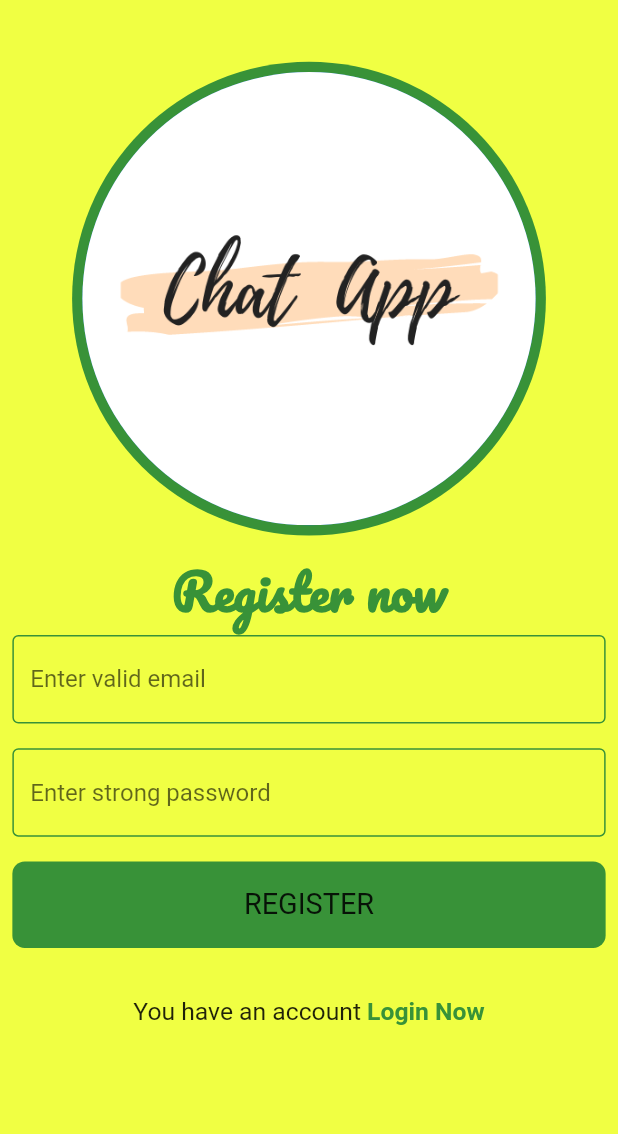
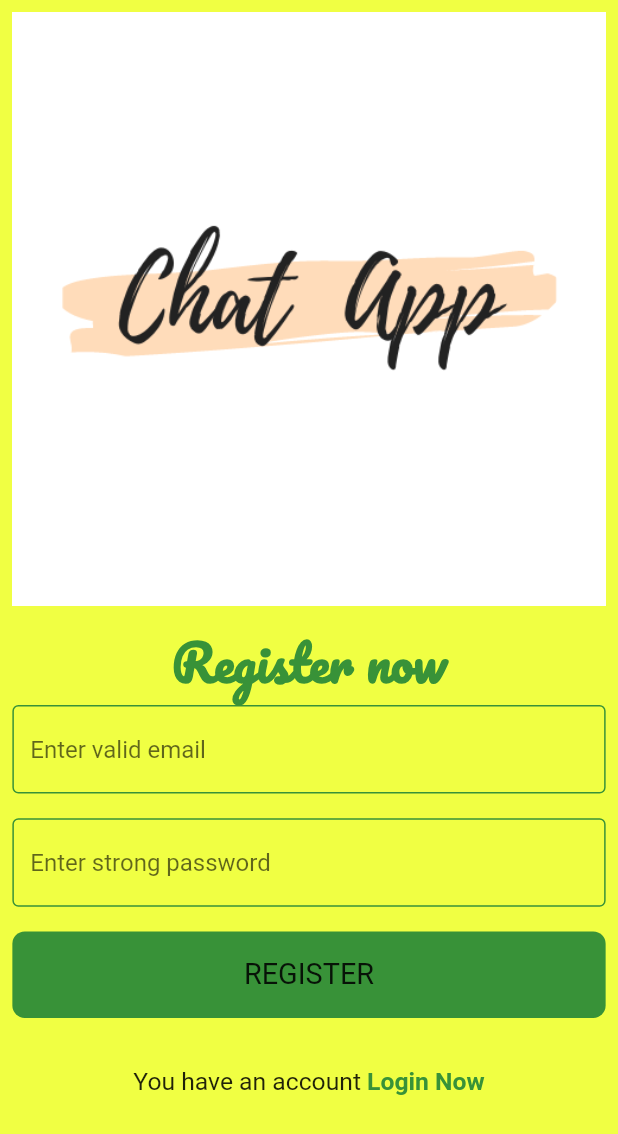
Before and after one commit to YosophAhmed/chatApp, a Flutter app: the screen it shows after launch, after a tap on "Register Now", on a phone screen of 412 x 824 dp. Shown: the top 1134 px of the screen. Run offline on Flutter 3.47's test engine with Material 2 defaults, Android fonts, the light colour scheme and no system bars; our stand-ins replace firebase_auth, firebase_core, sizer; accounts and stored records are empty.

Commit message:
Latest Commit

```diff
--- a/lib/components/custom_button.dart
+++ b/lib/components/custom_button.dart
@@ -6,12 +6,15 @@ import '../constants/colors.dart';
 class CustomButton extends StatelessWidget {
 
   final String label;
+  final VoidCallback onTap;
 
-  const CustomButton({Key? key, required this.label}) : super(key: key);
+  const CustomButton({Key? key, required this.label, required this.onTap}) : super(key: key);
 
   @override
   Widget build(BuildContext context) {
-    return Container(
+    return GestureDetector(
+      onTap: onTap,
+      child: Container(
         width: double.infinity,
         height: 7.h,
         decoration: BoxDecoration(
@@ -25,6 +28,7 @@ class CustomButton extends StatelessWidget {
             fontSize: 14.sp,
           ),
         ),
+      ),
     );
   }
 }
--- a/lib/components/custom_textfield.dart
+++ b/lib/components/custom_textfield.dart
@@ -4,8 +4,9 @@ import 'package:flutter/material.dart';
 class CustomTextField extends StatelessWidget {
 
   final String? hintText;
+  final Function(String)? onChanged;
 
-  const CustomTextField({Key? key, this.hintText}) : super(key: key);
+  const CustomTextField({Key? key, this.hintText, required this.onChanged}) : super(key: key);
 
   @override
   Widget build(BuildContext context) {
@@ -23,6 +24,7 @@ class CustomTextField extends StatelessWidget {
         ),
         hintText: hintText,
       ),
+      onChanged: onChanged,
     );
   }
 }
--- a/lib/main.dart
+++ b/lib/main.dart
@@ -2,8 +2,14 @@ import 'package:chat/pages/login_page.dart';
 import 'package:chat/pages/register_page.dart';
 import 'package:flutter/material.dart';
 import 'package:sizer/sizer.dart';
+import 'package:firebase_core/firebase_core.dart';
+import 'firebase_options.dart';
 
-void main() {
+void main() async {
+  WidgetsFlutterBinding.ensureInitialized();
+  await Firebase.initializeApp(
+    options: DefaultFirebaseOptions.currentPlatform,
+  );
   runApp(const ChatApp());
 }
 
@@ -21,8 +27,8 @@ class ChatApp extends StatelessWidget {
         debugShowCheckedModeBanner: false,
         initialRoute: LoginPage.id,
         routes: {
-          LoginPage.id: (context) => const LoginPage(),
-          RegisterPage.id : (context) => const RegisterPage(),
+          LoginPage.id: (context) => LoginPage(),
+          RegisterPage.id : (context) => RegisterPage(),
         },
       );
     });
--- a/lib/pages/login_page.dart
+++ b/lib/pages/login_page.dart
@@ -19,18 +19,8 @@ class LoginPage extends StatelessWidget {
         padding: EdgeInsets.symmetric(horizontal: 2.w),
         child: ListView(
           children: [
-            SizedBox(
-              height: 5.h,
-            ),
-            CircleAvatar(
-              radius: 115.sp,
-              backgroundColor: primaryColor4,
-              child: CircleAvatar(
-                radius: 110.sp,
-                backgroundImage:
-                    const AssetImage('assets/images/Chat App.png'),
-              ),
-            ),
+            SizedBox(height: 1.h,),
+            Image.asset('assets/images/Chat App.png'),
             SizedBox(
               height: 1.h,
             ),
@@ -44,20 +34,29 @@ class LoginPage extends StatelessWidget {
               ),
               textAlign: TextAlign.center,
             ),
-            const CustomTextField(
+            CustomTextField(
               hintText: 'Enter your email',
+              onChanged: (data) {
+
+              },
             ),
             SizedBox(
               height: 2.h,
             ),
-            const CustomTextField(
+            CustomTextField(
               hintText: 'Enter your password',
+              onChanged: (data) {
+
+              },
             ),
             SizedBox(
               height: 2.h,
             ),
-            const CustomButton(
+            CustomButton(
               label: 'LOGIN',
+              onTap: () {
+
+              },
             ),
             SizedBox(
               height: 4.h,
--- a/lib/pages/register_page.dart
+++ b/lib/pages/register_page.dart
@@ -1,3 +1,4 @@
+import 'package:firebase_auth/firebase_auth.dart';
 import 'package:flutter/material.dart';
 import 'package:sizer/sizer.dart';
 
@@ -9,7 +10,8 @@ class RegisterPage extends StatelessWidget {
 
   static const String id = 'RegisterPage';
 
-  const RegisterPage({Key? key}) : super(key: key);
+   String? email;
+   String? password;
 
   @override
   Widget build(BuildContext context) {
@@ -19,15 +21,8 @@ class RegisterPage extends StatelessWidget {
         padding: EdgeInsets.symmetric(horizontal: 2.w),
         child: ListView(
           children: [
-            SizedBox(height: 5.h,),
-            CircleAvatar(
-              radius: 115.sp,
-              backgroundColor: primaryColor4,
-              child: CircleAvatar(
-                radius: 110.sp,
-                backgroundImage: const AssetImage('assets/images/Chat App.png'),
-              ),
-            ),
+            SizedBox(height: 1.h,),
+            Image.asset('assets/images/Chat App.png'),
             SizedBox(height: 1.h,),
             Text(
               'Register now',
@@ -39,16 +34,29 @@ class RegisterPage extends StatelessWidget {
               ),
               textAlign: TextAlign.center,
             ),
-            const CustomTextField(
+            CustomTextField(
               hintText: 'Enter valid email',
+              onChanged: (data){
+                email = data;
+              },
             ),
             SizedBox(height: 2.h,),
-            const CustomTextField(
+            CustomTextField(
               hintText: 'Enter strong password',
+              onChanged: (data) {
+                password = data;
+              },
             ),
             SizedBox(height: 2.h,),
-            const CustomButton(
+            CustomButton(
               label: 'REGISTER',
+              onTap: () async {
+                var auth = FirebaseAuth.instance;
+                UserCredential user = await auth.createUserWithEmailAndPassword(
+                    email: email!,
+                    password: password!,
+                );
+              },
             ),
             SizedBox(
               height: 4.h,
--- a/pubspec.yaml
+++ b/pubspec.yaml
@@ -38,6 +38,7 @@ dependencies:
   cupertino_icons: ^1.0.2
   sizer:
   firebase_core:
+  firebase_auth:
 
 dev_dependencies:
   flutter_test:
```
Also changed, not shown: pubspec.lock. Lines whose indentation alone changed are shown as unchanged.
